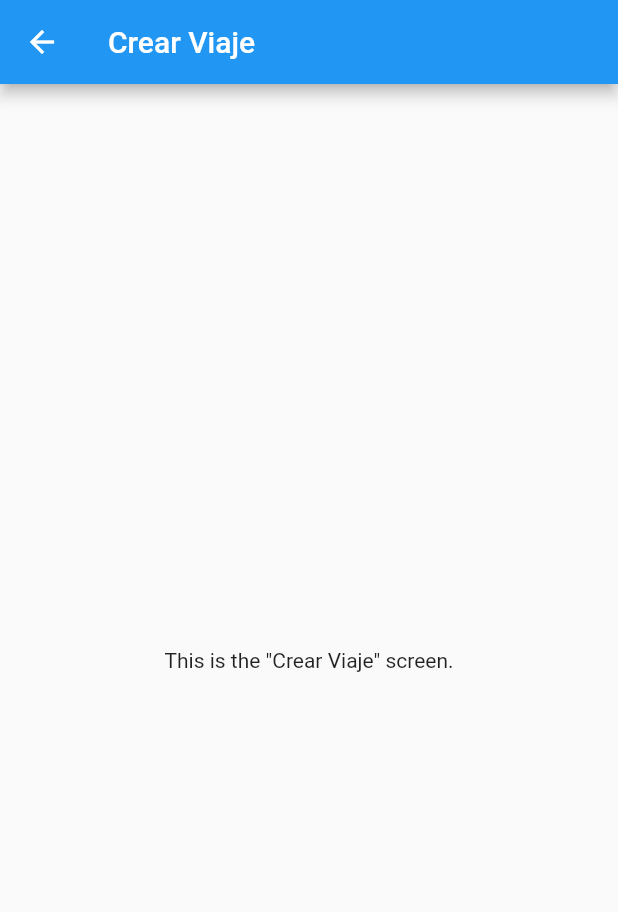
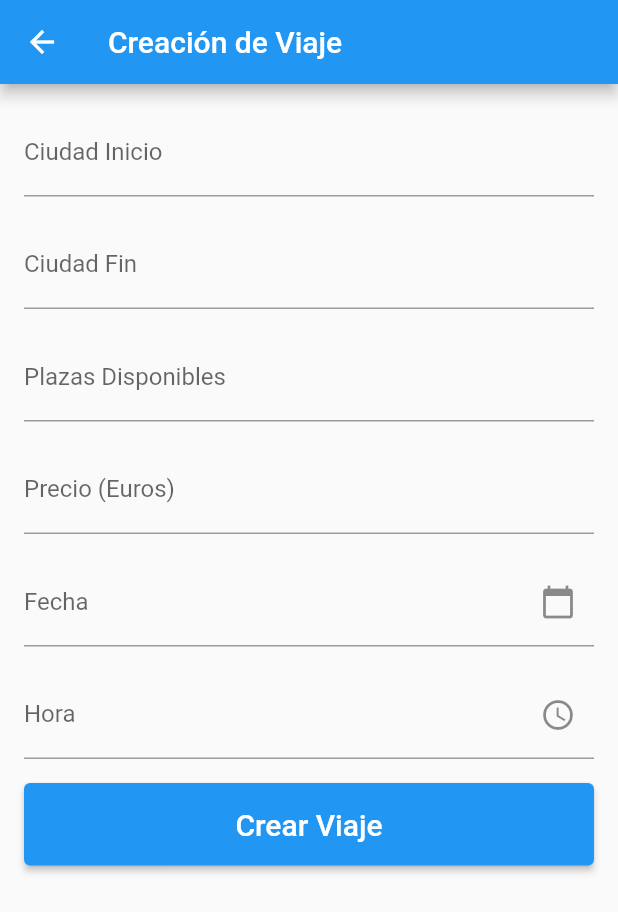
Before and after one commit to PES-GoVolt/GoVolt-FrontEnd, a Flutter app: the CrearViajeScreen screen opened directly, on a phone screen of 412 x 824 dp. Shown: the top 912 px of the screen. Run offline on Flutter 3.47's test engine with Material 2 defaults, Android fonts, the phone set to English and light mode, and no system bars; drawn by our look-alikes of flutter_form_builder; our stand-ins replace firebase_auth, firebase_core, geolocator, google_maps_flutter, google_sign_in, intl_phone_number_input; missing offline and left inert: google_maps_routes; accounts and stored records are empty.

Commit message:
Added crear viaje form

```diff
--- a/govoltfrontend/lib/pages/crear_viaje/crear_viaje.dart
+++ b/govoltfrontend/lib/pages/crear_viaje/crear_viaje.dart
@@ -1,14 +1,104 @@
 import 'package:flutter/material.dart';
+import 'package:flutter_form_builder/flutter_form_builder.dart';
 
-class CrearViajeScreen extends StatelessWidget {
+// ... (previous imports)
+
+class CrearViajeScreen extends StatefulWidget {
+  @override
+  _CrearViajeScreenState createState() => _CrearViajeScreenState();
+}
+
+class _CrearViajeScreenState extends State<CrearViajeScreen> {
+  final GlobalKey<FormBuilderState> _formKey = GlobalKey<FormBuilderState>();
+  DateTime? _selectedDate;
+  TimeOfDay? _selectedTime;
+
   @override
   Widget build(BuildContext context) {
     return Scaffold(
       appBar: AppBar(
-        title: Text('Crear Viaje'),
+        title: Text('Creación de Viaje'),
       ),
-      body: Center(
-        child: Text('This is the "Crear Viaje" screen.'),
+      body: SingleChildScrollView(
+        child: Padding(
+          padding: const EdgeInsets.all(16.0),
+          child: FormBuilder(
+            key: _formKey,
+            child: Column(
+              crossAxisAlignment: CrossAxisAlignment.stretch,
+              children: [
+                FormBuilderTextField(
+                  name: 'ciudadInicial',
+                  decoration: InputDecoration(labelText: 'Ciudad Inicio'),
+                ),
+                SizedBox(height: 16.0),
+                FormBuilderTextField(
+                  name: 'ciudadLlegada',
+                  decoration: InputDecoration(labelText: 'Ciudad Fin'),
+                ),
+                SizedBox(height: 16.0),
+                FormBuilderTextField(
+                  name: 'numPlazasDisponibles',
+                  keyboardType: TextInputType.number,
+                  decoration: InputDecoration(labelText: 'Plazas Disponibles'),
+                ),
+                SizedBox(height: 16.0),
+                FormBuilderTextField(
+                  name: 'precio',
+                  keyboardType: TextInputType.numberWithOptions(decimal: true),
+                  decoration: InputDecoration(labelText: 'Precio (Euros)'),
+                ),
+                SizedBox(height: 16.0),
+                FormBuilderDateTimePicker(
+                  name: 'fecha',
+                  inputType: InputType.date,
+                  decoration: InputDecoration(
+                    labelText: 'Fecha',
+                    suffixIcon: Icon(Icons.calendar_today),
+                  ),
+                  onChanged: (date) {
+                    setState(() {
+                      _selectedDate = date;
+                    });
+                  },
+                ),
+                SizedBox(height: 16.0),
+                FormBuilderDateTimePicker(
+                  name: 'hora',
+                  inputType: InputType.time,
+                  decoration: InputDecoration(
+                    labelText: 'Hora',
+                    suffixIcon: Icon(Icons.access_time),
+                  ),
+                  onChanged: (time) {
+                    setState(() {
+                      final dateString = time as DateTime;
+                      _selectedTime = TimeOfDay.fromDateTime(time);
+                    });
+                  },
+                ),
+                SizedBox(height: 16.0),
+                ElevatedButton(
+                  onPressed: () {
+                    if (_formKey.currentState?.saveAndValidate() ?? false) {
+                      // Form data is valid, handle submission
+                      var formData = _formKey.currentState?.value;
+                      print(formData);
+                      // Add your logic to handle the form submission
+                    }
+                  },
+                  child: Padding(
+                    padding: const EdgeInsets.all(16.0),
+                    child: Text(
+                      'Crear Viaje',
+                      style: TextStyle(fontSize: 20.0),
+                    ),
+                  ),
+                ),
+              ],
+            ),
+          ),
+        ),
       ),
     );
   }
--- a/govoltfrontend/pubspec.yaml
+++ b/govoltfrontend/pubspec.yaml
@@ -50,6 +50,7 @@ dependencies:
   provider: ^6.0.5
   url_launcher: ^6.1.14
   sensors_plus: ^3.1.0
+  flutter_form_builder: ^8.0.0
 
 
 dev_dependencies:
```
Also changed, not shown: govoltfrontend/pubspec.lock.
